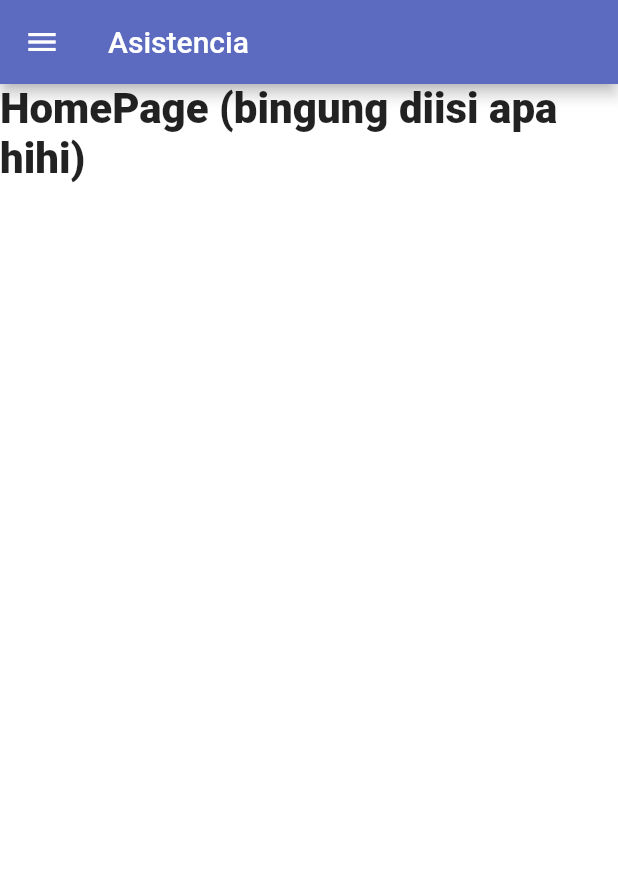
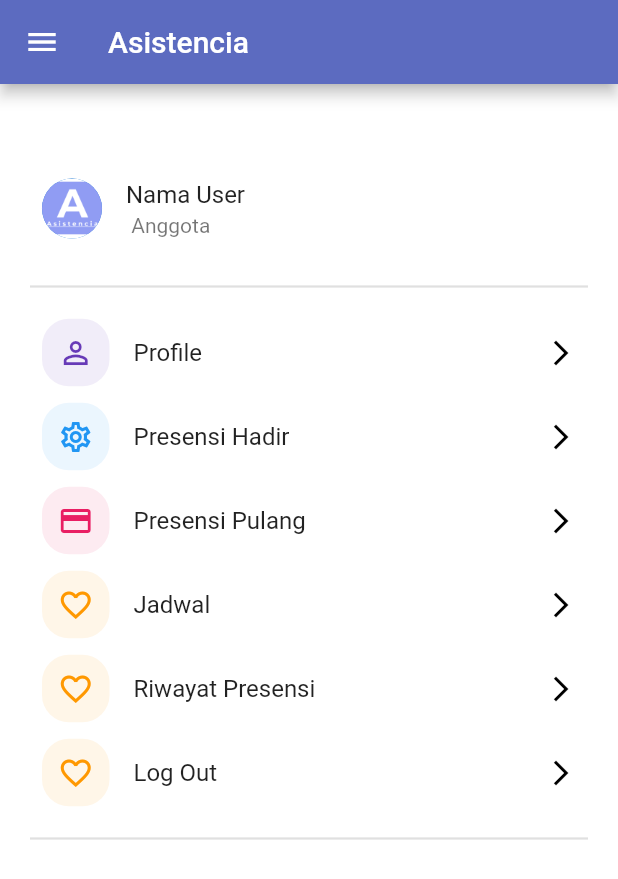
Before and after one commit to dewiokta/Flutter-Attendance, a Flutter app: the HomePage screen opened directly, on a phone screen of 412 x 824 dp. Shown: the top 879 px of the screen. Run offline on Flutter 3.47's test engine with Material 2 defaults, Android fonts, the light colour scheme and no system bars.

Commit message:
home page

```diff
--- a/lib/pages/home/home.dart
+++ b/lib/pages/home/home.dart
@@ -19,13 +19,72 @@ class _HomePageState extends State<HomePage> {
         child: MainDrawer(),
       ),
       backgroundColor: Colors.white,
-      body: Container(
-        color: Colors.white,
-        child: Text(
-          "HomePage (bingung diisi apa hihi)",
-          style: TextStyle(fontWeight: FontWeight.w900, fontSize: 28),
-        ),
+      body: ListView(
+        padding: EdgeInsets.all(12),
+        physics: BouncingScrollPhysics(),
+        children: [
+          Container(height: 35),
+          userTile(),
+          divider(),
+          colorTiles(),
+          divider(),
+        ],
       ),
     );
   }
+
+  Widget userTile() {
+    return ListTile(
+      leading: CircleAvatar(
+        backgroundImage: AssetImage("assets/images/logo.png"),
+      ),
+      title: Text(
+        "Nama User",
+      ),
+      subtitle: Text(" Anggota "),
+    );
+  }
+
+  Widget divider() {
+    return Padding(
+      padding: const EdgeInsets.all(8.0),
+      child: Divider(
+        thickness: 1.5,
+      ),
+    );
+  }
+
+  Widget colorTiles() {
+    return Column(
+      children: [
+        colorTile(Icons.person_outline, Colors.deepPurple, "Profile"),
+        colorTile(Icons.settings_outlined, Colors.blue, "Presensi Hadir"),
+        colorTile(Icons.credit_card, Colors.pink, "Presensi Pulang"),
+        colorTile(Icons.favorite_border, Colors.orange, "Jadwal"),
+        colorTile(Icons.favorite_border, Colors.orange, "Riwayat Presensi"),
+        colorTile(Icons.favorite_border, Colors.orange, "Log Out"),
+      ],
+    );
+  }
+
+  Widget colorTile(IconData icon, Color color, String text,
+      {bool blackAndWhite = false}) {
+    Color pickedColor = Color(0xfff3f4fe);
+    return ListTile(
+      leading: Container(
+        child: Icon(icon, color: color),
+        height: 45,
+        width: 45,
+        decoration: BoxDecoration(
+          color: blackAndWhite ? pickedColor : color.withOpacity(0.09),
+          borderRadius: BorderRadius.circular(18),
+        ),
+      ),
+      title: Text(
+        text,
+      ),
+      trailing: Icon(Icons.arrow_forward_ios, color: Colors.black, size: 20),
+      onTap: () {},
+    );
+  }
 }
--- /dev/null
+++ b/lib/pages/profile/profile.dart
@@ -0,0 +1 @@
+import 'package:flutter/material.dart';
```
